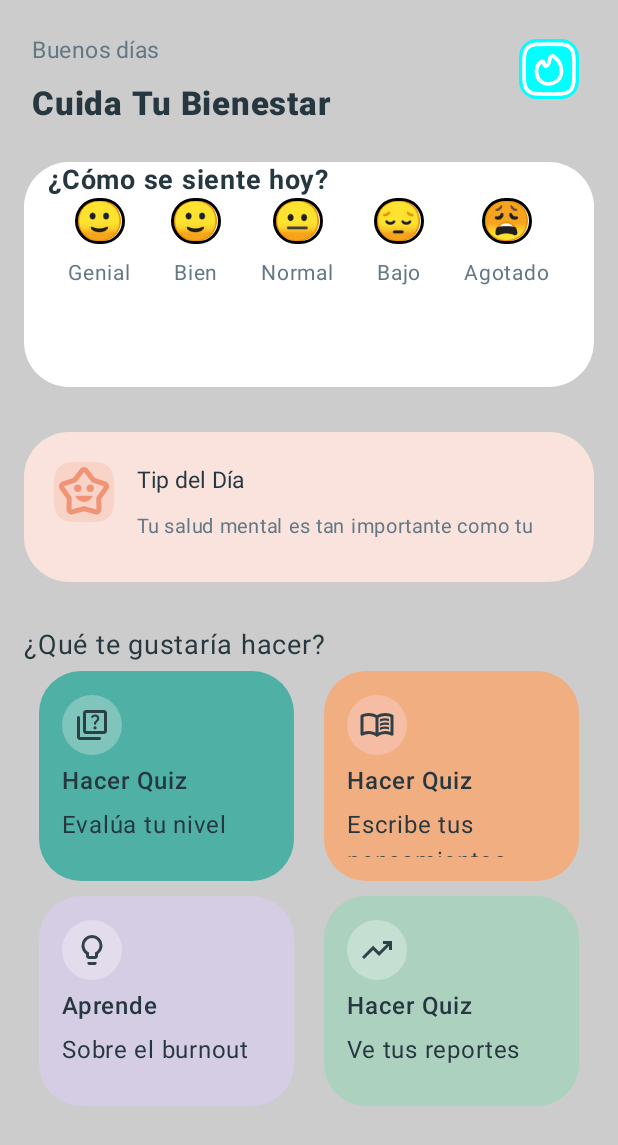
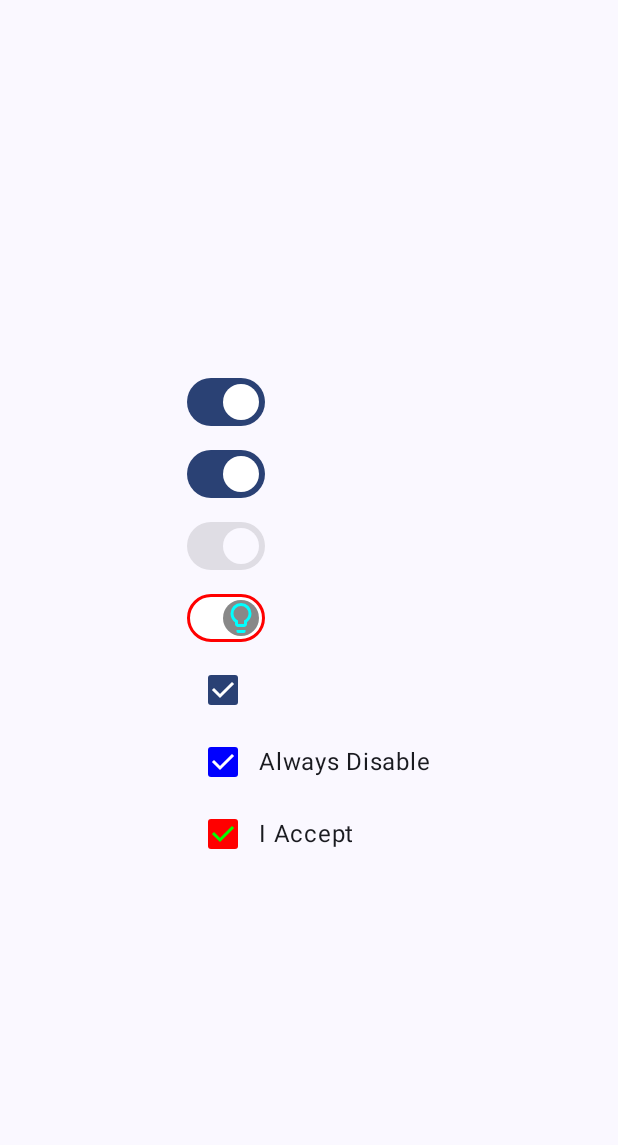
Before and after one commit to gabreucast/imback, an Android app built with Jetpack Compose: the screen it shows after launch (MainActivity), on a phone screen of 412 x 824 dp. Shown: the top 1145 px of the screen. Run offline under Robolectric (Android 15) with nearby library versions, the phone set to English and light mode, and no system bars.

Commit message:
Learning ToggleControl.kt: Switch e Checkbox

```diff
--- a/app/build.gradle.kts
+++ b/app/build.gradle.kts
@@ -53,6 +53,7 @@ dependencies {
     implementation(libs.androidx.ui.graphics)
     implementation(libs.constraint.layout)
     implementation(libs.coil.compose)
+    implementation(libs.dotlottie.android)
 
 //    implementation("io.coil-kt.coil3:coil-compose:3.3.0")
 //    implementation("io.coil-kt.coil3:coil-network-okhttp:3.3.0")
--- a/app/src/main/java/com/example/imback/MainActivity.kt
+++ b/app/src/main/java/com/example/imback/MainActivity.kt
@@ -8,7 +8,7 @@ import androidx.compose.foundation.layout.fillMaxSize
 import androidx.compose.foundation.layout.padding
 import androidx.compose.material3.Scaffold
 import androidx.compose.ui.Modifier
-import com.example.imback.ficheros.Start
+import com.example.imback.ficheros.MySwitch
 import com.example.imback.ui.theme.ImbackTheme
 
 class MainActivity : ComponentActivity() {
@@ -34,7 +34,9 @@ class MainActivity : ComponentActivity() {
 //                        .padding(10.dp))
 //                    MyButtons(Modifier.padding(innerPadding))
 //                    MyImage(Modifier.padding(innerPadding))
-                    Start(Modifier.padding(innerPadding))
+//                    Start(Modifier.padding(innerPadding))
+//                    Progress(Modifier.padding(innerPadding))
+                    MySwitch(Modifier.padding(innerPadding))
                 }
             }
         }
--- /dev/null
+++ b/app/src/main/java/com/example/imback/ficheros/ToggleControl.kt
@@ -0,0 +1,91 @@
+package com.example.imback.ficheros
+
+import androidx.compose.foundation.clickable
+import androidx.compose.foundation.layout.Box
+import androidx.compose.foundation.layout.Column
+import androidx.compose.foundation.layout.Row
+import androidx.compose.foundation.layout.fillMaxSize
+import androidx.compose.material3.Checkbox
+import androidx.compose.material3.CheckboxDefaults
+import androidx.compose.material3.Icon
+import androidx.compose.material3.Switch
+import androidx.compose.material3.SwitchDefaults
+import androidx.compose.material3.Text
+import androidx.compose.runtime.Composable
+import androidx.compose.runtime.getValue
+import androidx.compose.runtime.mutableStateOf
+import androidx.compose.runtime.saveable.rememberSaveable
+import androidx.compose.runtime.setValue
+import androidx.compose.ui.Alignment
+import androidx.compose.ui.Modifier
+import androidx.compose.ui.graphics.Color
+import androidx.compose.ui.res.painterResource
+import androidx.compose.ui.tooling.preview.Preview
+import com.example.imback.R
+
+@Preview(showBackground = true)
+@Composable
+fun MySwitch(modifier: Modifier = Modifier) {
+    var switchState by rememberSaveable() { mutableStateOf(true) }
+    Box(modifier.fillMaxSize(), contentAlignment = Alignment.Center) {
+        Column() {
+            Switch(switchState, { switchState = it })
+            Switch(
+                switchState, { switchState = it },
+                thumbContent = {
+                    Icon(
+                        painter = painterResource(R.drawable.ic_learn),
+                        contentDescription = ""
+                    )
+                })
+            Switch(switchState, { switchState = it }, enabled = false)
+            Switch(
+                switchState, { switchState = it },thumbContent = {
+                    Icon(
+                        painter = painterResource(R.drawable.ic_learn),
+                        contentDescription = ""
+                    )
+                },
+                colors = SwitchDefaults.colors(
+                    checkedBorderColor = Color.Red,
+                    uncheckedBorderColor = Color.Blue,
+                    checkedIconColor = Color.Cyan,
+                    uncheckedIconColor = Color.Yellow,
+                    checkedThumbColor = Color.Gray,
+                    uncheckedThumbColor = Color.DarkGray,
+                    checkedTrackColor = Color.White,
+                    uncheckedTrackColor = Color.DarkGray
+                )
+            )
+            MyCheckBox()
+        }
+    }
+}
+
+@Composable
+fun MyCheckBox(){
+    var state by rememberSaveable() { mutableStateOf(true)}
+    Column {
+        Checkbox(state, { state = it })
+
+        Row(verticalAlignment = Alignment.CenterVertically) {
+        Checkbox(state, { state = it }, enabled = false,
+            colors = CheckboxDefaults.colors(
+                disabledCheckedColor = Color.Blue,
+                disabledUncheckedColor = Color.Magenta
+            ))
+            Text("Always Disable")
+        }
+        Row(verticalAlignment = Alignment.CenterVertically, modifier = Modifier.clickable{state = !state}) {
+            Checkbox(
+                state, { state = it },
+                colors = CheckboxDefaults.colors(
+                    checkedColor = Color.Red,
+                    uncheckedColor = Color.Cyan,
+                    checkmarkColor = Color.Green,
+                )
+            )
+            Text("I Accept")
+        }
+    }
+}
--- a/app/src/main/java/com/example/imback/ficheros/proyecto.kt
+++ b/app/src/main/java/com/example/imback/ficheros/proyecto.kt
@@ -37,7 +37,7 @@ fun Start(modifier: Modifier = Modifier) {
         modifier
             .fillMaxSize()
             .background(Color.LightGray)
-            .padding(16.dp)
+            .padding(22.dp)
     ) {
         val (block1, block2, block3, textBlock4, block4) = createRefs()
         val (spacer1, spacer2, spacer3, spacer4) = createRefs()
@@ -337,11 +337,11 @@ fun HomeCard(
 ) {
     Box(
         modifier
-            .height(140.dp)
-            .width(170.dp)
+            .height(130.dp)
+            .width(160.dp)
             .clip(RoundedCornerShape(20))
             .background(backgroundColor)
-            .padding(horizontal = 15.dp, vertical = 16.dp)
+            .padding(horizontal = 15.dp, vertical = 10.dp)
     ) {
         Column() {
             Icon(
--- a/gradle/libs.versions.toml
+++ b/gradle/libs.versions.toml
@@ -1,6 +1,7 @@
 [versions]
 agp = "8.13.2"
 coilCompose = "2.7.0"
+dotlottieAndroid = "0.12.5"
 kotlin = "2.0.21"
 coreKtx = "1.10.1"
 junit = "4.13.2"
@@ -15,6 +16,7 @@ constraintVersion = "1.1.0"
 [libraries]
 androidx-core-ktx = { group = "androidx.core", name = "core-ktx", version.ref = "coreKtx" }
 coil-compose = { module = "io.coil-kt:coil-compose", version.ref = "coilCompose" }
+dotlottie-android = { module = "com.github.LottieFiles:dotlottie-android", version.ref = "dotlottieAndroid" }
 junit = { group = "junit", name = "junit", version.ref = "junit" }
 androidx-junit = { group = "androidx.test.ext", name = "junit", version.ref = "junitVersion" }
 androidx-espresso-core = { group = "androidx.test.espresso", name = "espresso-core", version.ref = "espressoCore" }
--- a/settings.gradle.kts
+++ b/settings.gradle.kts
@@ -16,6 +16,9 @@ dependencyResolutionManagement {
     repositories {
         google()
         mavenCentral()
+        maven {
+            url = uri("https://jitpack.io")
+        }
     }
 }
 
```
Also changed, not shown: app/src/main/java/com/example/imback/ficheros/Image.kt (+7 -0 lines), app/src/main/java/com/example/imback/ficheros/Progress.kt (added, +113 -0 lines).
